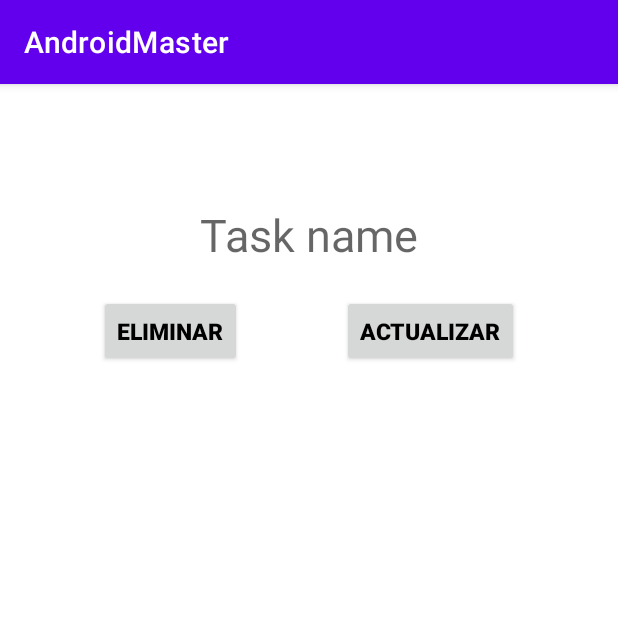
After one commit to JoseManuelHernandezSoto/AndroidProyect, an Android app: the TaskActivity screen opened directly, with no data from a screen before it, on a phone screen of 412 x 824 dp, the top half of it. The commit adds this screen. Run offline under Robolectric (Android 15) with nearby library versions, the phone set to English and light mode, and no system bars.

Commit message:
Se agregaron nuevas ventanas

```diff
--- a/app/src/main/AndroidManifest.xml
+++ b/app/src/main/AndroidManifest.xml
@@ -12,6 +12,9 @@
         android:supportsRtl="true"
         android:theme="@style/Theme.AndroidMaster"
         tools:targetApi="31">
+        <activity
+            android:name=".MyFisrtApp.TaskActivity"
+            android:exported="false" />
         <activity
             android:name=".MyFisrtApp.MainUserActivity"
             android:exported="false" />
--- a/app/src/main/java/com/example/androidmaster/MyFisrtApp/MenuActivity.kt
+++ b/app/src/main/java/com/example/androidmaster/MyFisrtApp/MenuActivity.kt
@@ -2,13 +2,14 @@ package com.example.androidmaster.MyFisrtApp
 
 import android.content.Intent
 import android.graphics.Paint
+
+
 import android.os.Bundle
+import android.util.Log
 import android.widget.ArrayAdapter
 import android.widget.ImageView
 import android.widget.ListView
-import android.widget.RadioButton
 import androidx.appcompat.app.AppCompatActivity
-import androidx.core.view.size
 import com.example.androidmaster.R
 
 class MenuActivity : AppCompatActivity() {
@@ -24,7 +25,6 @@ class MenuActivity : AppCompatActivity() {
         val listDay = findViewById<ListView>(R.id.listDay)
 
         val itemsDay = AddTodayActivity.itemsDay
-
         val itemsWeek = AddWeekActivity.itemsWeek
 
         val adapterDay = ArrayAdapter(this, android.R.layout.simple_list_item_1, itemsDay)
@@ -33,6 +33,16 @@ class MenuActivity : AppCompatActivity() {
         // Asignar el adaptador a la lista del día
         listDay.adapter = adapterDay
         listWeek.adapter = adapterWeek
+
+        listDay.setOnItemClickListener { parent, view, position, id ->
+            // Acción a realizar cuando se hace clic en un elemento del ListView
+            val selectedItem = itemsDay[position]
+            Log.d("MiTag", "Elemento seleccionado: $selectedItem")
+            val intent = Intent(this, TaskActivity::class.java)
+            intent.putExtra("EXTRA_TASK_NAME", selectedItem)
+            startActivity(intent)
+        }
+
 
         imgAddToday.setOnClickListener {
             val intent = Intent(this, AddTodayActivity::class.java)
--- /dev/null
+++ b/app/src/main/java/com/example/androidmaster/MyFisrtApp/TaskActivity.kt
@@ -0,0 +1,37 @@
+package com.example.androidmaster.MyFisrtApp
+
+import android.content.Intent
+import androidx.appcompat.app.AppCompatActivity
+import android.os.Bundle
+import androidx.appcompat.widget.AppCompatButton
+import androidx.appcompat.widget.AppCompatEditText
+import androidx.appcompat.widget.AppCompatTextView
+import com.example.androidmaster.R
+
+class TaskActivity : AppCompatActivity() {
+    override fun onCreate(savedInstanceState: Bundle?) {
+        super.onCreate(savedInstanceState)
+        setContentView(R.layout.activity_task)
+
+        val tvTask = findViewById<AppCompatTextView>(R.id.activity)
+
+        val btnEliminar = findViewById<AppCompatButton>(R.id.btnEliminar)
+        val btnActividad = findViewById<AppCompatButton>(R.id.btnActualizar)
+
+        val task: String = intent.extras?.getString("EXTRA_TASK_NAME").orEmpty()
+
+        tvTask.text = "$task"
+
+        btnEliminar.setOnClickListener {
+
+        }
+
+        btnActividad.setOnClickListener {}
+
+
+
+
+
+
+    }
+}
--- /dev/null
+++ b/app/src/main/res/layout/activity_task.xml
@@ -0,0 +1,48 @@
+<?xml version="1.0" encoding="utf-8"?>
+<androidx.constraintlayout.widget.ConstraintLayout xmlns:android="http://schemas.android.com/apk/res/android"
+    xmlns:app="http://schemas.android.com/apk/res-auto"
+    xmlns:tools="http://schemas.android.com/tools"
+    android:layout_width="match_parent"
+    android:layout_height="match_parent"
+    tools:context=".MyFisrtApp.TaskActivity">
+
+    <androidx.appcompat.widget.AppCompatTextView
+        android:id="@+id/activity"
+        android:layout_width="wrap_content"
+        android:layout_height="wrap_content"
+        android:layout_marginTop="80dp"
+        android:hint="Task name"
+        android:textColor="@color/black"
+        android:textSize="30sp"
+        app:layout_constraintEnd_toEndOf="parent"
+        app:layout_constraintStart_toStartOf="parent"
+        app:layout_constraintTop_toTopOf="parent" />
+
+    <androidx.appcompat.widget.AppCompatButton
+        android:id="@+id/btnEliminar"
+        android:layout_width="wrap_content"
+        android:layout_height="wrap_content"
+        android:layout_marginTop="30px"
+        android:text="Eliminar"
+        android:textColor="@color/black"
+        android:textSize="15sp"
+        android:textStyle="bold"
+        app:layout_constraintStart_toStartOf="parent"
+        app:layout_constraintEnd_toStartOf="@id/btnActualizar"
+        app:layout_constraintTop_toBottomOf="@id/activity" />
+
+    <androidx.appcompat.widget.AppCompatButton
+        android:id="@+id/btnActualizar"
+        android:layout_width="wrap_content"
+        android:layout_height="wrap_content"
+        android:layout_marginTop="30px"
+        android:text="Actualizar"
+        android:textColor="@color/black"
+        android:textSize="15sp"
+        android:textStyle="bold"
+        app:layout_constraintEnd_toEndOf="parent"
+        app:layout_constraintStart_toEndOf="@id/btnEliminar"
+        app:layout_constraintTop_toBottomOf="@id/activity" />
+
+
+</androidx.constraintlayout.widget.ConstraintLayout>
```
